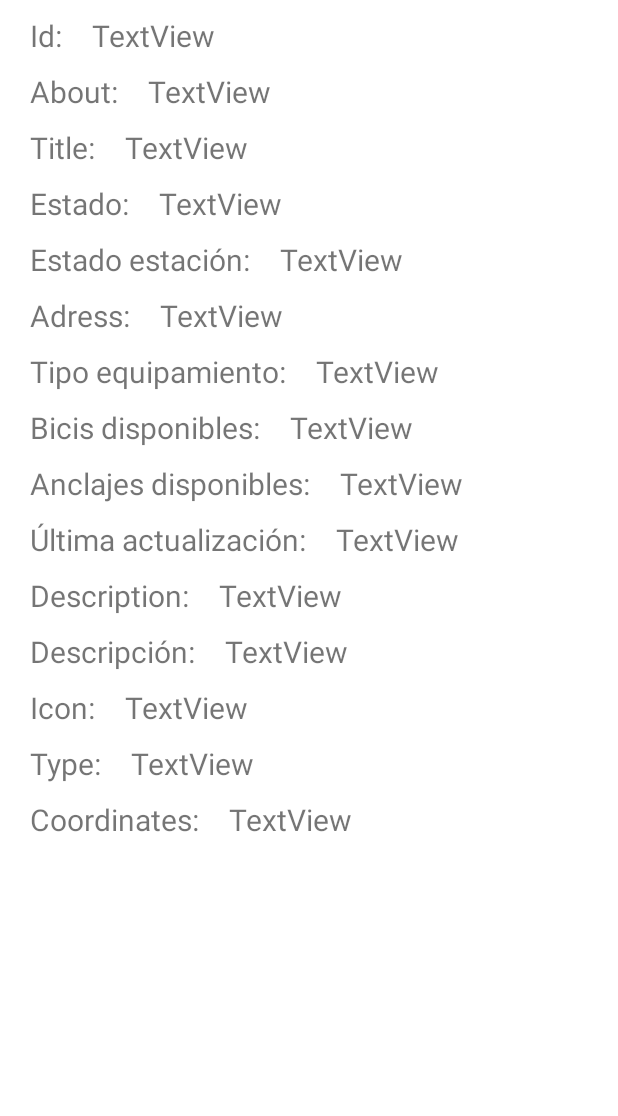
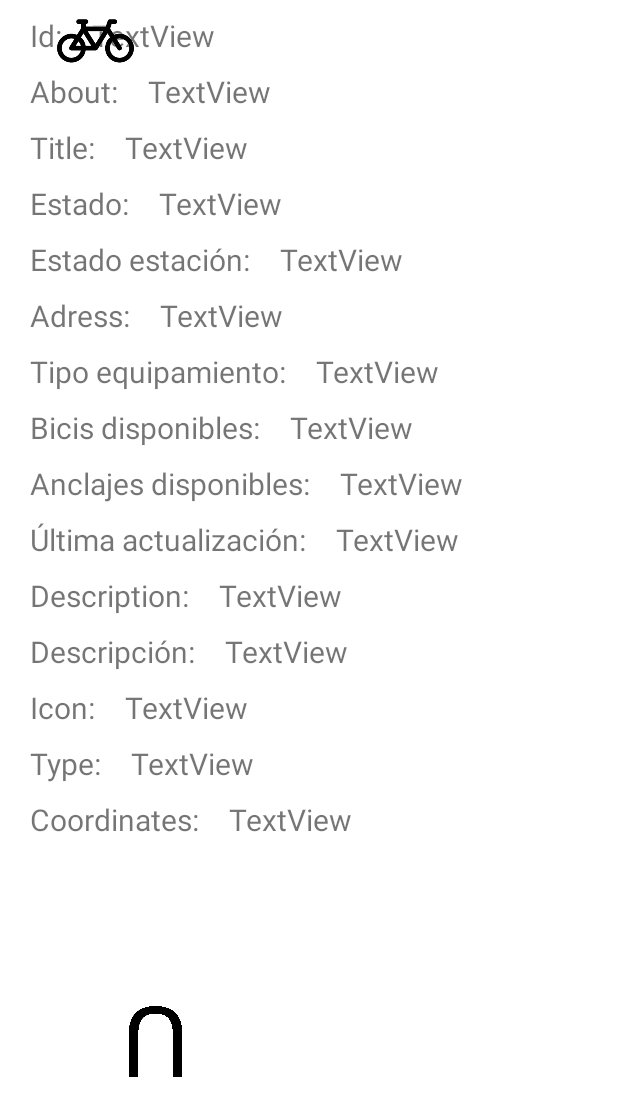
Before and after one commit to SnowboysDVP/Estaciones_Bizi_Grupo3, an Android app: the layout activity_ficha_estacion.xml on its own in the app's theme, with its tools: preview values and no code run, on a phone screen of 412 x 824 dp. Shown: the top 1116 px of the screen. Run offline under Robolectric (Android 15) with nearby library versions, the phone set to English and light mode, and no system bars.

Commit message:
Botones detras delante

```diff
--- a/app/src/main/res/layout/activity_ficha_estacion.xml
+++ b/app/src/main/res/layout/activity_ficha_estacion.xml
@@ -8,6 +8,7 @@
     tools:context=".view.FichaEstacionActivity">
 
     <LinearLayout
+        android:id="@+id/linearLayout"
         android:layout_width="match_parent"
         android:layout_height="wrap_content"
         android:orientation="vertical">
@@ -456,4 +457,24 @@
         </LinearLayout>
 
     </LinearLayout>
+
+    <ImageView
+        android:id="@+id/imgAtras"
+        android:layout_width="127dp"
+        android:layout_height="51dp"
+        android:layout_marginStart="40dp"
+        app:layout_constraintBottom_toBottomOf="parent"
+        app:layout_constraintStart_toStartOf="parent"
+        app:layout_constraintTop_toBottomOf="@+id/linearLayout"
+        app:layout_constraintVertical_bias="0.515"
+        app:srcCompat="@drawable/estacion" />
+
+    <ImageView
+        android:id="@+id/imgDelante"
+        android:layout_width="127dp"
+        android:layout_height="51dp"
+        app:srcCompat="@drawable/iconobicibueno"
+        tools:layout_editor_absoluteX="234dp"
+        tools:layout_editor_absoluteY="647dp" />
+
 </androidx.constraintlayout.widget.ConstraintLayout>
```
